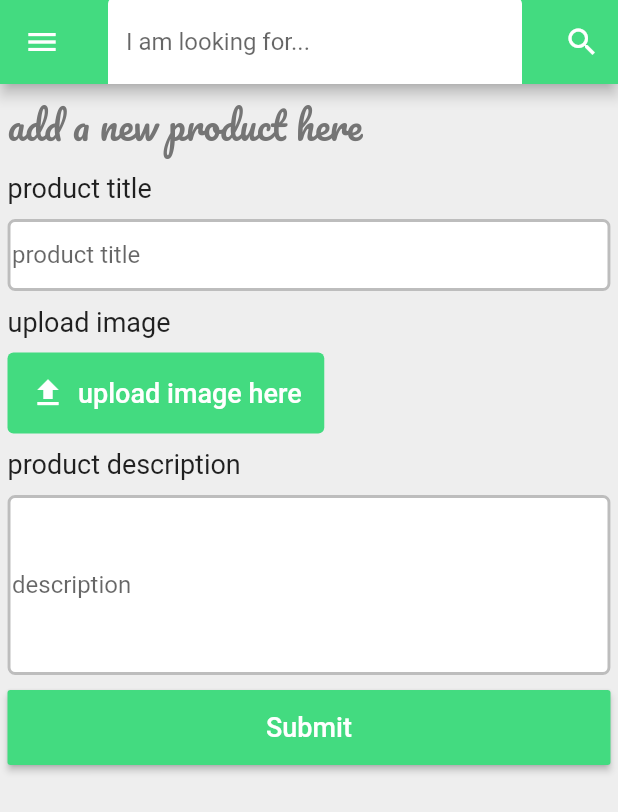
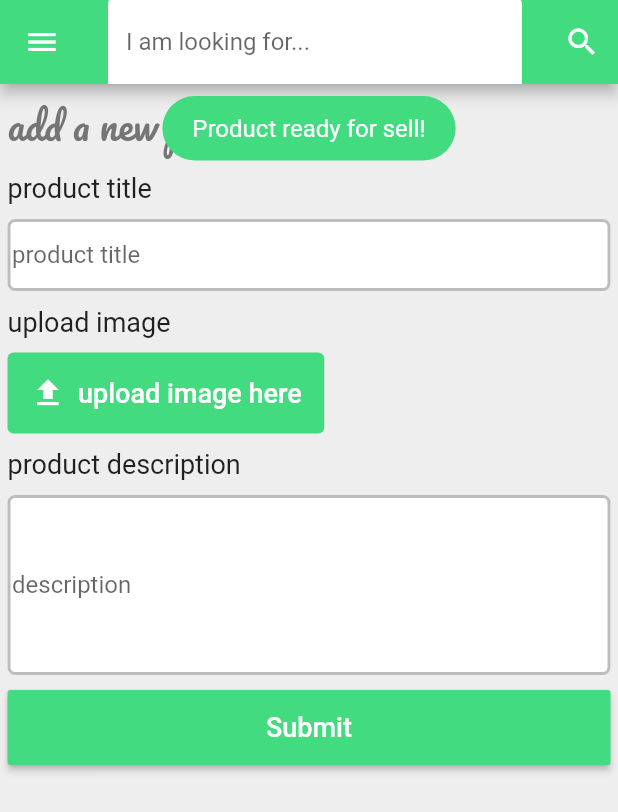
Before and after one commit to ezdev21/ecommerce-mobile, a Flutter app: the ProductCreate screen opened directly, after a tap on "Submit", on a phone screen of 412 x 824 dp. Shown: the top 812 px of the screen. Run offline on Flutter 3.47's test engine with Material 2 defaults, Android fonts, the phone set to English and light mode, and no system bars; our stand-ins replace dio, file_picker, flutter_secure_storage, flutter_spinkit, fluttertoast; accounts and stored records are empty; network calls fail.

```diff
--- a/lib/screens/product/product_create.dart
+++ b/lib/screens/product/product_create.dart
@@ -3,6 +3,7 @@ import 'package:ecommerce_mobile/widgets/app_drawer.dart';
 import 'package:ecommerce_mobile/widgets/custom_app_bar.dart';
 import 'package:file_picker/file_picker.dart';
 import 'package:flutter/material.dart';
+import 'package:fluttertoast/fluttertoast.dart';
 
 class ProductCreate extends StatefulWidget {
   const ProductCreate({super.key});
@@ -21,15 +22,28 @@ class _ProductCreateState extends State<ProductCreate> {
     final image=result!.files.first;
   }
 
+  void showToast(String status){
+    Fluttertoast.showToast(
+      msg: status=="success"? "Product ready for sell!" : "error occured while selling a product",
+      toastLength: Toast.LENGTH_LONG,
+      gravity: ToastGravity.TOP,
+      timeInSecForIosWeb: 3,
+      backgroundColor: status=="success"? Color(0Xff43db80) : Colors.red,
+      textColor: Colors.white,
+      fontSize: 16.0
+    );
+  }
+
   Future submit() async{
     try{
-    Dio().post('/video/store',data:{
-    'title':titleController.text,
-    'description':descriptionController.text,
-    'image':image,
-  });
+      Dio().post('/video/store',data:{
+        'title':titleController.text,
+        'description':descriptionController.text,
+        'image':image,
+      });
+      showToast("success");
     }catch(e){
-
+      showToast("error");
     }
   }
 
@@ -97,7 +111,9 @@ class _ProductCreateState extends State<ProductCreate> {
             ),
             SizedBox(height: 10,),
             MaterialButton(
-              onPressed: ()=>submit(),
+              onPressed: (){
+                submit();
+              },
               child: Text('Submit',style: TextStyle(fontSize: 18),),
               color: Color(0Xff43db80),
               height: 50,
--- a/pubspec.yaml
+++ b/pubspec.yaml
@@ -42,6 +42,7 @@ dependencies:
   flutter_secure_storage: ^6.0.0
   device_info_plugin: ^0.0.5
   file_picker: ^5.2.2
+  fluttertoast: ^8.1.1
 
 dev_dependencies:
   flutter_test:
```
Also changed, not shown: lib/services/auth.dart (+16 -1 lines), lib/screens/auth/register.dart (line endings or trailing spaces), pubspec.lock.
